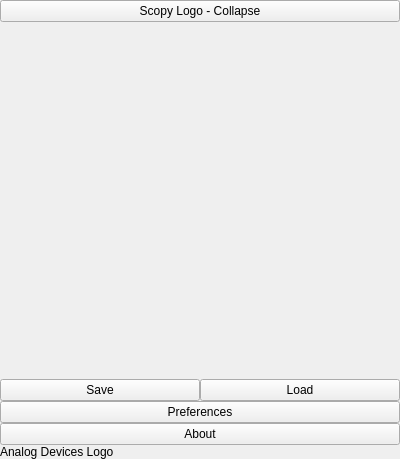
The window that core/ui/toolbrowser.ui (analogdevicesinc/scopy) describes before a commit, drawn with Qt 5.
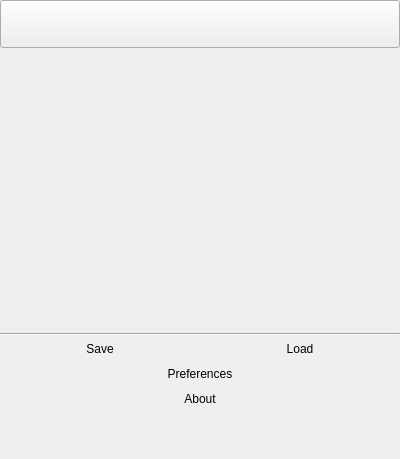
The same window after the commit. Icons and pictures are not drawn. Custom widgets are drawn as their Qt base class.

Commit message: ui: Apply some style to main window

```diff
--- a/core/ui/toolbrowser.ui
+++ b/core/ui/toolbrowser.ui
@@ -13,6 +13,53 @@
   <property name="windowTitle">
    <string>Form</string>
   </property>
+  <property name="styleSheet">
+   <string notr="true">#btnSave,#btnLoad,#btnPreferences,#btnAbout {
+ text-align:center;
+ height: 25px;
+ background-color: none;
+ border:none;
+}
+
+#btnSave:hover,
+#btnLoad:hover,
+#btnPreferences:hover,
+#btnAbout:hover,
+#btnCollapse:hover{
+ background-color: rgba(0, 0, 0, 60);
+ border: 1px solid rgba(0, 0, 0, 30);
+ border-radius:5px;
+}
+
+#btnSave {
+ qproperty-icon: url(&quot;:/icons/scopy-default/icons/save.svg&quot;);
+}
+#btnLoad {
+ qproperty-icon: url(&quot;:/icons/scopy-default/icons/load.svg&quot;);
+}
+#btnPreferences {
+ qproperty-icon: url(&quot;:/icons/scopy-default/icons/preferences.svg&quot;);
+}
+#btnAbout {
+ qproperty-icon: url(&quot;:/icons/scopy-default/icons/info.svg&quot;);
+}
+#logo {
+background-image: url(:/icons/scopy-default/icons/logo_analog.svg);
+background-repeat: no-repeat;
+background-position: center center;
+background-repeat: no-repeat;
+min-height:48px;
+}
+
+#btnCollapse {
+ height:40px;
+ background-image: url(:/icons/scopy-default/icons/logo.svg);
+ background-repeat: no-repeat;
+ background-position: center center;
+}
+
+</string>
+  </property>
   <layout class="QVBoxLayout" name="verticalLayout">
    <property name="spacing">
     <number>0</number>
@@ -32,7 +79,7 @@
    <item>
     <widget class="QPushButton" name="btnCollapse">
      <property name="text">
-      <string>Scopy Logo - Collapse</string>
+      <string/>
      </property>
     </widget>
    </item>
@@ -52,6 +99,13 @@
      </property>
     </spacer>
    </item>
+   <item>
+    <widget class="Line" name="line">
+     <property name="orientation">
+      <enum>Qt::Horizontal</enum>
+     </property>
+    </widget>
+   </item>
    <item>
     <widget class="QWidget" name="saveLoadGroup" native="true">
      <layout class="QHBoxLayout" name="horizontalLayout">
@@ -111,9 +165,9 @@
     </widget>
    </item>
    <item>
-    <widget class="QLabel" name="label">
-     <property name="text">
-      <string>Analog Devices Logo</string>
+    <widget class="QLabel" name="logo">
+     <property name="enabled">
+      <bool>true</bool>
      </property>
     </widget>
    </item>
```
The commit also changes 3 other files.
